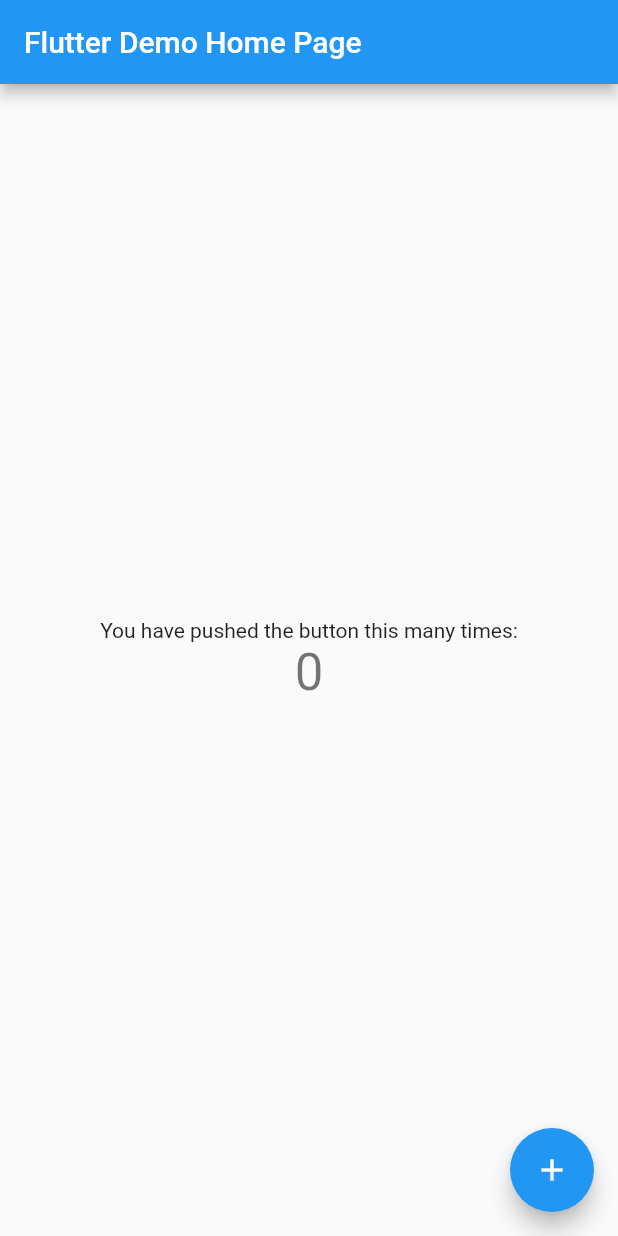
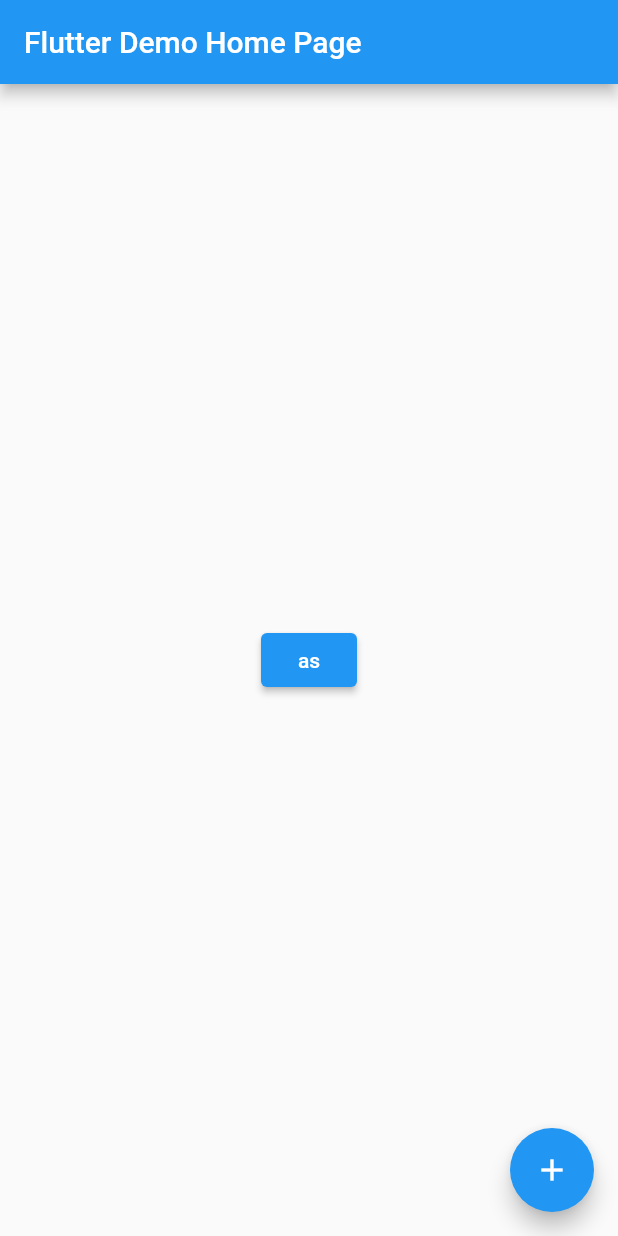
Before and after one commit to SergioMorenoAntequera/WorkoutTracker, a Flutter app: the screen it shows after launch, on a phone screen of 412 x 824 dp. Run offline on Flutter 3.47's test engine with Material 2 defaults, Android fonts, the phone set to English and light mode, and no system bars; our stand-ins replace cloud_firestore, firebase_auth, firebase_core; accounts and stored records are empty.

Commit message:
Geenralizing saving in db

```diff
--- a/lib/Models/exercise.dart
+++ b/lib/Models/exercise.dart
@@ -1,6 +1,6 @@
-import 'package:serangym/Models/model.dart';
+import 'package:serangym/models/pra.dart';
 
-class Exercise extends Model {
+class Exercise extends Pra {
   var start = null;
   var end = null;
   var duration = 0; // Millis
--- a/lib/Views/session_view.dart
+++ b/lib/Views/session_view.dart
@@ -60,7 +60,7 @@ class _SessionViewState extends State<SessionView> {
             child: ElevatedButton(
               child: const Text('Finish Session'),
               onPressed: () {
-                print("a");
+                session.save(null, null);
               },
             ),
             bottom: 20,
--- a/lib/main.dart
+++ b/lib/main.dart
@@ -1,8 +1,11 @@
 import 'package:flutter/material.dart';
 import 'package:serangym/Views/session_view.dart';
+import 'package:firebase_core/firebase_core.dart';
+import 'package:firebase_auth/firebase_auth.dart';
 
 void main() {
   runApp(const MyApp());
+  Firebase.initializeApp();
 }
 
 class MyApp extends StatelessWidget {
@@ -40,18 +43,7 @@ class _MyHomePageState extends State<MyHomePage> {
         title: Text(widget.title),
       ),
       body: Center(
-        child: Column(
-          mainAxisAlignment: MainAxisAlignment.center,
-          children: <Widget>[
-            const Text(
-              'You have pushed the button this many times:',
-            ),
-            Text(
-              '$_counter',
-              style: Theme.of(context).textTheme.headline4,
-            ),
-          ],
-        ),
+        child: ElevatedButton(onPressed: signIn, child: const Text("as")),
       ),
       floatingActionButton: FloatingActionButton(
         onPressed: _createSession,
@@ -61,6 +53,11 @@ class _MyHomePageState extends State<MyHomePage> {
     );
   }
 
+  void signIn() async {
+    UserCredential userCredential =
+        await FirebaseAuth.instance.signInAnonymously();
+  }
+
   void _createSession() {
     Navigator.push(
       context,
--- a/pubspec.yaml
+++ b/pubspec.yaml
@@ -38,6 +38,7 @@ dependencies:
 
   firebase_core: ^1.7.0
   cloud_firestore: ^2.5.3
+  firebase_auth: ^3.1.2
 
 dev_dependencies:
   flutter_test:
```
Also changed, not shown: lib/Models/Model.dart (deleted, +0 -13 lines), lib/Models/pra.dart (added, +22 -0 lines), lib/Models/session.dart (+12 -12 lines), pubspec.lock.
